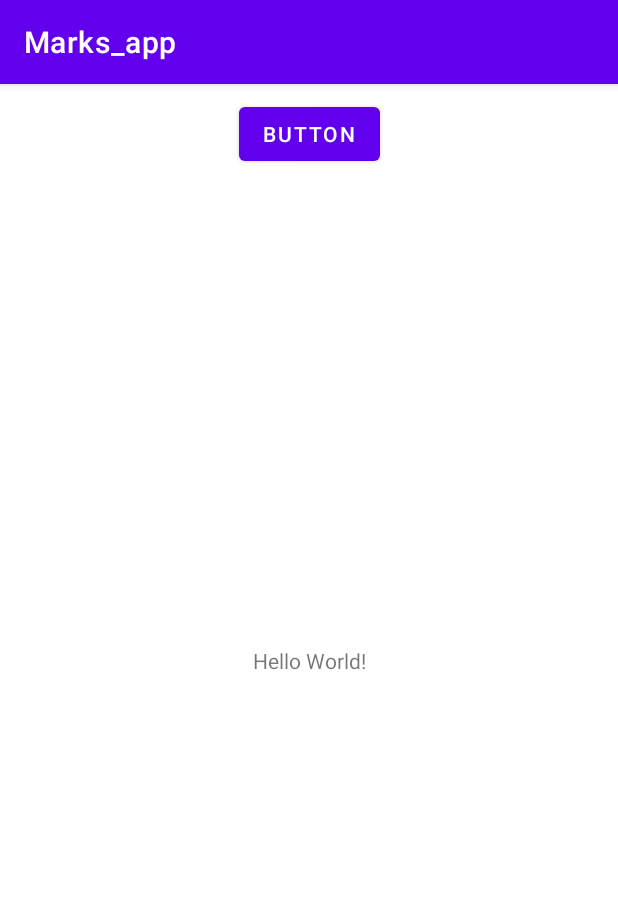
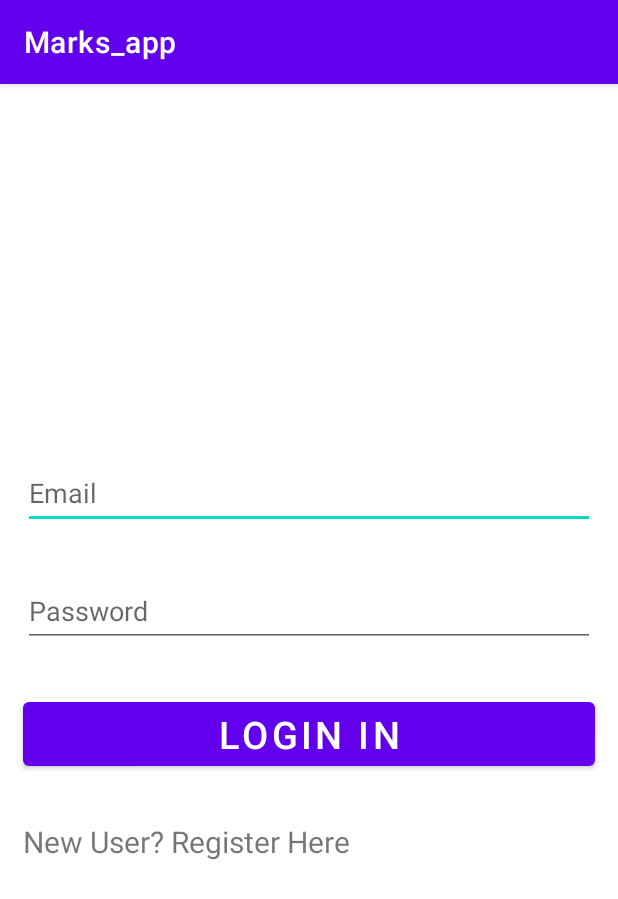
Before and after one commit to GhostsDragons/Marks_Manager, an Android app: the screen it shows after launch (MainActivity), on a phone screen of 412 x 824 dp. Shown: the top 899 px of the screen. Run offline under Robolectric (Android 15) with nearby library versions, the phone set to English and light mode, and no system bars.

Commit message:
Login Page

```diff
--- a/app/src/main/res/layout/activity_main.xml
+++ b/app/src/main/res/layout/activity_main.xml
@@ -1,30 +1,41 @@
 <?xml version="1.0" encoding="utf-8"?>
-<androidx.constraintlayout.widget.ConstraintLayout xmlns:android="http://schemas.android.com/apk/res/android"
-    xmlns:app="http://schemas.android.com/apk/res-auto"
-    xmlns:tools="http://schemas.android.com/tools"
+<LinearLayout xmlns:android="http://schemas.android.com/apk/res/android"
     android:layout_width="match_parent"
     android:layout_height="match_parent"
-    tools:context=".MainActivity">
+    android:gravity="center"
+    android:orientation="vertical">
+
+    <EditText
+        android:id="@+id/loginEmail"
+        android:layout_width="match_parent"
+        android:layout_height="wrap_content"
+        android:layout_margin="15dp"
+        android:hint="Email"
+        android:inputType="textEmailAddress"
+        android:minHeight="48dp" />
+
+    <EditText
+        android:id="@+id/loginpaswd"
+        android:layout_width="match_parent"
+        android:layout_height="wrap_content"
+        android:layout_margin="15dp"
+        android:hint="Password"
+        android:inputType="textPassword"
+        android:minHeight="48dp" />
+
+    <Button
+        android:id="@+id/btnLogIn"
+        android:layout_width="match_parent"
+        android:layout_height="wrap_content"
+        android:layout_margin="15dp"
+        android:text="Login In"
+        android:textSize="25dp" />
 
     <TextView
-        android:id="@+id/textView"
-        android:layout_width="wrap_content"
+        android:id="@+id/TVSignIn"
+        android:layout_width="match_parent"
         android:layout_height="wrap_content"
-        android:text="Hello World!"
-        app:layout_constraintBottom_toBottomOf="parent"
-        app:layout_constraintEnd_toEndOf="parent"
-        app:layout_constraintStart_toStartOf="parent"
-        app:layout_constraintTop_toTopOf="parent" />
-
-    <Button
-        android:id="@+id/button"
-        android:layout_width="wrap_content"
-        android:layout_height="wrap_content"
-        android:layout_marginBottom="308dp"
-        android:text="Button"
-        app:layout_constraintBottom_toTopOf="@+id/textView"
-        app:layout_constraintEnd_toEndOf="parent"
-        app:layout_constraintStart_toStartOf="parent"
-        app:layout_constraintTop_toTopOf="parent" />
-
-</androidx.constraintlayout.widget.ConstraintLayout>
+        android:layout_margin="15dp"
+        android:text="New User? Register Here"
+        android:textSize="20dp" />
+</LinearLayout>
```
